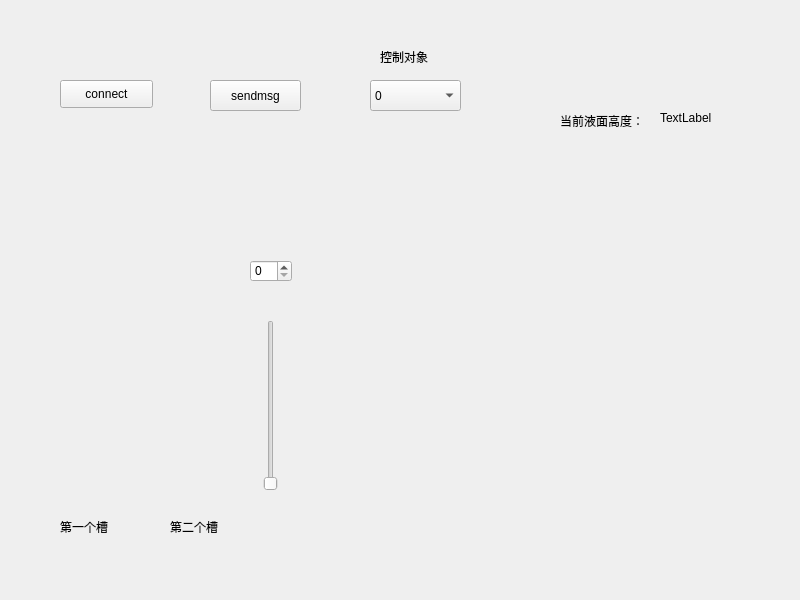
origmickey/Controller_DoubleTank, file Controller/widget.ui: the form before one commit.
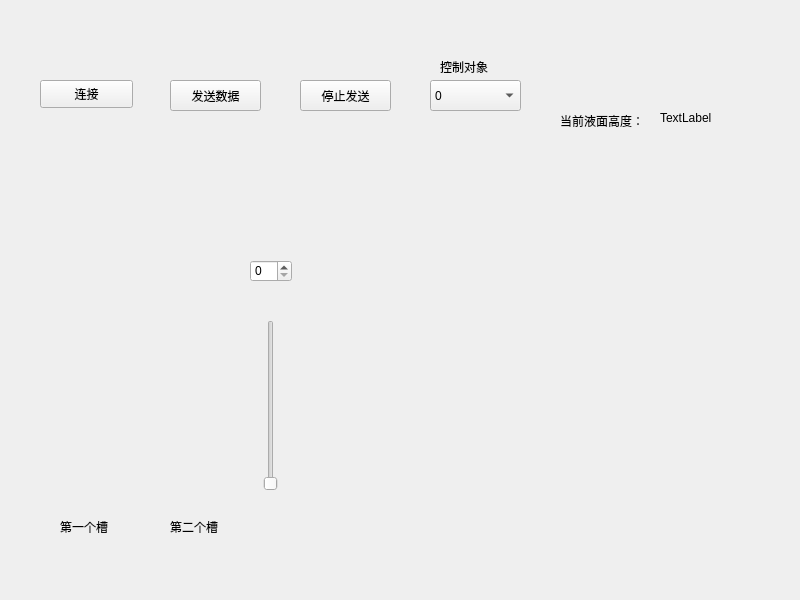
The form after the commit. Custom widgets are drawn as their Qt base class.

```diff
--- a/Controller/widget.ui
+++ b/Controller/widget.ui
@@ -16,7 +16,7 @@
   <widget class="QPushButton" name="connectserver">
    <property name="geometry">
     <rect>
-     <x>60</x>
+     <x>40</x>
      <y>80</y>
      <width>93</width>
      <height>28</height>
@@ -29,13 +29,13 @@
     </size>
    </property>
    <property name="text">
-    <string>connect</string>
+    <string>连接</string>
    </property>
   </widget>
   <widget class="QPushButton" name="sendmsg">
    <property name="geometry">
     <rect>
-     <x>210</x>
+     <x>170</x>
      <y>80</y>
      <width>91</width>
      <height>31</height>
@@ -48,7 +48,7 @@
     </size>
    </property>
    <property name="text">
-    <string>sendmsg</string>
+    <string>发送数据</string>
    </property>
   </widget>
   <widget class="QChartView" name="widget" native="true">
@@ -100,7 +100,7 @@
   <widget class="QComboBox" name="comboBox">
    <property name="geometry">
     <rect>
-     <x>370</x>
+     <x>430</x>
      <y>80</y>
      <width>91</width>
      <height>31</height>
@@ -126,8 +126,8 @@
   <widget class="QLabel" name="label_2">
    <property name="geometry">
     <rect>
-     <x>380</x>
-     <y>50</y>
+     <x>440</x>
+     <y>60</y>
      <width>63</width>
      <height>13</height>
     </rect>
@@ -175,6 +175,25 @@
     <string>TextLabel</string>
    </property>
   </widget>
+  <widget class="QPushButton" name="sendmsg_2">
+   <property name="geometry">
+    <rect>
+     <x>300</x>
+     <y>80</y>
+     <width>91</width>
+     <height>31</height>
+    </rect>
+   </property>
+   <property name="minimumSize">
+    <size>
+     <width>91</width>
+     <height>31</height>
+    </size>
+   </property>
+   <property name="text">
+    <string>停止发送</string>
+   </property>
+  </widget>
  </widget>
  <customwidgets>
   <customwidget>
```
